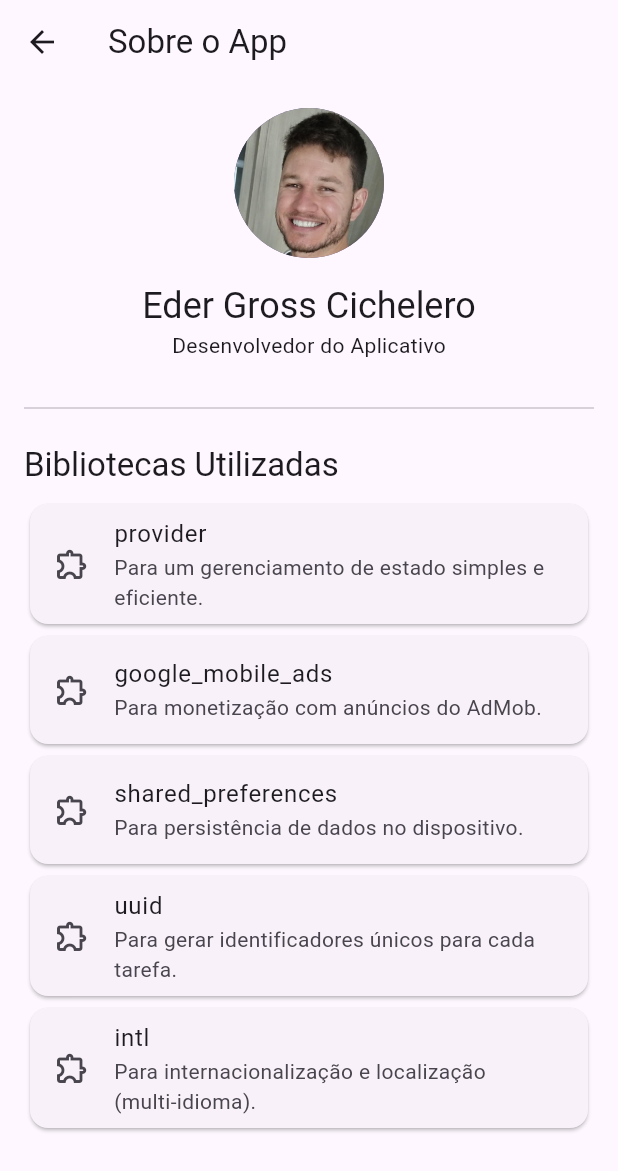
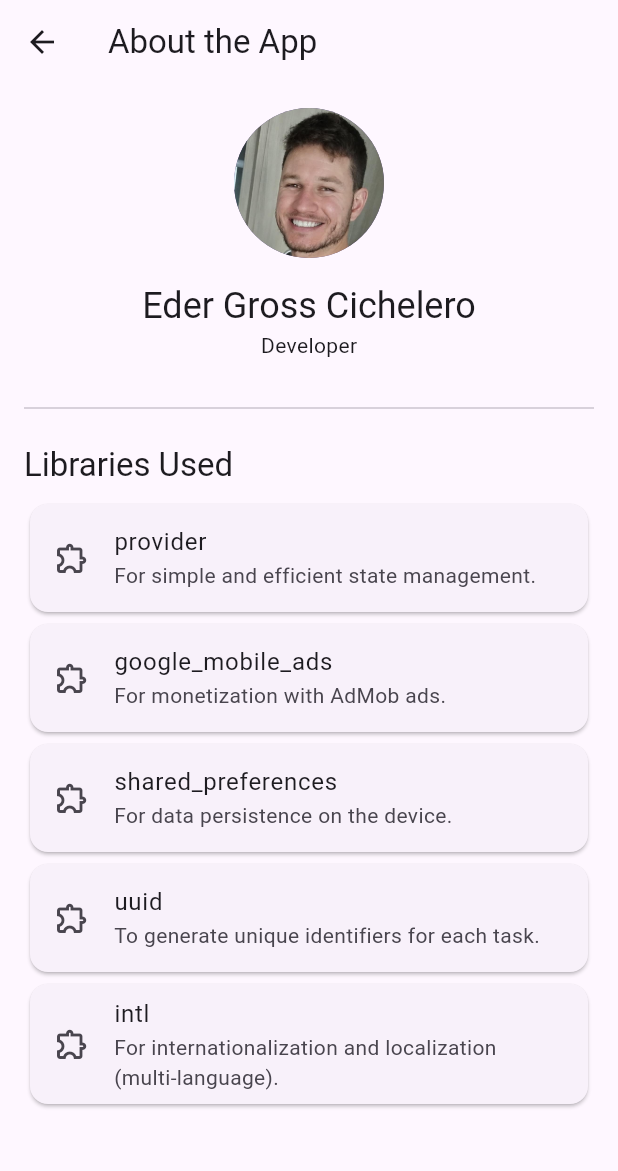
Before and after one commit to Hacerfak/todo, a Flutter app: the screen it shows after launch, after a tap on the "info outline" icon, on a phone screen of 412 x 824 dp. Shown: the top 1171 px of the screen. Run offline on Flutter 3.47's test engine with Material 3 defaults, Android fonts, the phone set to English and light mode, and no system bars; our stand-ins replace google_mobile_ads, shared_preferences; network calls fail.

Commit message:
Ajustes na exibição de anúncios e localização

```diff
--- a/lib/l10n/app_en.arb
+++ b/lib/l10n/app_en.arb
@@ -7,18 +7,25 @@
     "save": "Save",
     "cancel": "Cancel",
     "selectedItems": "selected",
-    "delete": "Delete",
     "deleteSelected": "Delete Selected",
-    "archive": "Archive",
     "archiveSelected": "Archive Selected",
     "viewArchived": "View Archived",
     "archiveCompleted": "Archive Completed",
-    "unarchive": "Unarchive",
     "unarchiveSelected": "Unarchive Selected",
     "noTasks": "No tasks here yet!",
     "noArchivedTasks": "No archived tasks.",
     "confirmDelete": "Confirm Deletion",
-    "confirmDeleteMessage": "Are you sure you want to delete the selected tasks?",
+    "confirmDeleteMessage": "Are you sure you want to delete the selected items?",
+    "confirmDeleteSingleMessage": "Are you sure you want to delete this task?",
     "yes": "Yes",
-    "no": "No"
+    "no": "No",
+    "aboutAppTitle": "About the App",
+    "aboutAppTooltip": "About the App",
+    "developerSubtitle": "Developer",
+    "librariesUsed": "Libraries Used",
+    "providerDescription": "For simple and efficient state management.",
+    "googleAdsDescription": "For monetization with AdMob ads.",
+    "sharedPrefsDescription": "For data persistence on the device.",
+    "uuidDescription": "To generate unique identifiers for each task.",
+    "intlDescription": "For internationalization and localization (multi-language)."
 }
--- a/lib/l10n/l10n.dart
+++ b/lib/l10n/l10n.dart
@@ -147,23 +147,11 @@ abstract class S {
   /// **'selected'**
   String get selectedItems;
 
-  /// No description provided for @delete.
-  ///
-  /// In en, this message translates to:
-  /// **'Delete'**
-  String get delete;
-
   /// No description provided for @deleteSelected.
   ///
   /// In en, this message translates to:
   /// **'Delete Selected'**
   String get deleteSelected;
-
-  /// No description provided for @archive.
-  ///
-  /// In en, this message translates to:
-  /// **'Archive'**
-  String get archive;
 
   /// No description provided for @archiveSelected.
   ///
@@ -182,12 +170,6 @@ abstract class S {
   /// In en, this message translates to:
   /// **'Archive Completed'**
   String get archiveCompleted;
-
-  /// No description provided for @unarchive.
-  ///
-  /// In en, this message translates to:
-  /// **'Unarchive'**
-  String get unarchive;
 
   /// No description provided for @unarchiveSelected.
   ///
@@ -216,8 +198,14 @@ abstract class S {
   /// No description provided for @confirmDeleteMessage.
   ///
   /// In en, this message translates to:
-  /// **'Are you sure you want to delete the selected tasks?'**
+  /// **'Are you sure you want to delete the selected items?'**
   String get confirmDeleteMessage;
+
+  /// No description provided for @confirmDeleteSingleMessage.
+  ///
+  /// In en, this message translates to:
+  /// **'Are you sure you want to delete this task?'**
+  String get confirmDeleteSingleMessage;
 
   /// No description provided for @yes.
   ///
@@ -230,6 +218,60 @@ abstract class S {
   /// In en, this message translates to:
   /// **'No'**
   String get no;
+
+  /// No description provided for @aboutAppTitle.
+  ///
+  /// In en, this message translates to:
+  /// **'About the App'**
+  String get aboutAppTitle;
+
+  /// No description provided for @aboutAppTooltip.
+  ///
+  /// In en, this message translates to:
+  /// **'About the App'**
+  String get aboutAppTooltip;
+
+  /// No description provided for @developerSubtitle.
+  ///
+  /// In en, this message translates to:
+  /// **'Developer'**
+  String get developerSubtitle;
+
+  /// No description provided for @librariesUsed.
+  ///
+  /// In en, this message translates to:
+  /// **'Libraries Used'**
+  String get librariesUsed;
+
+  /// No description provided for @providerDescription.
+  ///
+  /// In en, this message translates to:
+  /// **'For simple and efficient state management.'**
+  String get providerDescription;
+
+  /// No description provided for @googleAdsDescription.
+  ///
+  /// In en, this message translates to:
+  /// **'For monetization with AdMob ads.'**
+  String get googleAdsDescription;
+
+  /// No description provided for @sharedPrefsDescription.
+  ///
+  /// In en, this message translates to:
+  /// **'For data persistence on the device.'**
+  String get sharedPrefsDescription;
+
+  /// No description provided for @uuidDescription.
+  ///
+  /// In en, this message translates to:
+  /// **'To generate unique identifiers for each task.'**
+  String get uuidDescription;
+
+  /// No description provided for @intlDescription.
+  ///
+  /// In en, this message translates to:
+  /// **'For internationalization and localization (multi-language).'**
+  String get intlDescription;
 }
 
 class _SDelegate extends LocalizationsDelegate<S> {
--- a/lib/l10n/l10n_en.dart
+++ b/lib/l10n/l10n_en.dart
@@ -33,13 +33,7 @@ class SEn extends S {
   String get selectedItems => 'selected';
 
   @override
-  String get delete => 'Delete';
-
-  @override
   String get deleteSelected => 'Delete Selected';
-
-  @override
-  String get archive => 'Archive';
 
   @override
   String get archiveSelected => 'Archive Selected';
@@ -49,9 +43,6 @@ class SEn extends S {
 
   @override
   String get archiveCompleted => 'Archive Completed';
-
-  @override
-  String get unarchive => 'Unarchive';
 
   @override
   String get unarchiveSelected => 'Unarchive Selected';
@@ -67,11 +58,44 @@ class SEn extends S {
 
   @override
   String get confirmDeleteMessage =>
-      'Are you sure you want to delete the selected tasks?';
+      'Are you sure you want to delete the selected items?';
+
+  @override
+  String get confirmDeleteSingleMessage =>
+      'Are you sure you want to delete this task?';
 
   @override
   String get yes => 'Yes';
 
   @override
   String get no => 'No';
+
+  @override
+  String get aboutAppTitle => 'About the App';
+
+  @override
+  String get aboutAppTooltip => 'About the App';
+
+  @override
+  String get developerSubtitle => 'Developer';
+
+  @override
+  String get librariesUsed => 'Libraries Used';
+
+  @override
+  String get providerDescription =>
+      'For simple and efficient state management.';
+
+  @override
+  String get googleAdsDescription => 'For monetization with AdMob ads.';
+
+  @override
+  String get sharedPrefsDescription => 'For data persistence on the device.';
+
+  @override
+  String get uuidDescription => 'To generate unique identifiers for each task.';
+
+  @override
+  String get intlDescription =>
+      'For internationalization and localization (multi-language).';
 }
--- a/lib/screens/about_screen.dart
+++ b/lib/screens/about_screen.dart
@@ -1,23 +1,35 @@
 // lib/screens/about_screen.dart
 import 'package:flutter/material.dart';
+import '../widgets/adaptive_ad_banner.dart';
+// Importa o arquivo de localização
+import '../l10n/l10n.dart';
 
 class AboutScreen extends StatelessWidget {
   const AboutScreen({super.key});
 
   @override
   Widget build(BuildContext context) {
-    // Lista de bibliotecas usadas no projeto
+    // Objeto de localização
+    final local = S.of(context)!;
+
+    // Mapa de bibliotecas, agora usando as chaves de localização para as descrições
     final libraries = {
-      'provider': 'Para um gerenciamento de estado simples e eficiente.',
-      'google_mobile_ads': 'Para monetização com anúncios do AdMob.',
-      'shared_preferences': 'Para persistência de dados no dispositivo.',
-      'uuid': 'Para gerar identificadores únicos para cada tarefa.',
-      'intl': 'Para internacionalização e localização (multi-idioma).',
+      'provider': local.providerDescription,
+      'google_mobile_ads': local.googleAdsDescription,
+      'shared_preferences': local.sharedPrefsDescription,
+      'uuid': local.uuidDescription,
+      'intl': local.intlDescription,
     };
 
     return Scaffold(
-      appBar: AppBar(title: const Text('Sobre o App')),
-      body: ListView(
+      appBar: AppBar(
+        // #### ATUALIZADO ####
+        title: Text(local.aboutAppTitle),
+      ),
+      body: Column(
+        children: [
+          Expanded(
+            child: ListView(
               padding: const EdgeInsets.all(16.0),
               children: [
                 Center(
@@ -25,26 +37,25 @@ class AboutScreen extends StatelessWidget {
                     children: [
                       CircleAvatar(
                         radius: 50,
-                  // Use Image.asset para carregar a imagem do seu projeto
                         backgroundImage: AssetImage('assets/images/eu.jpg'),
-                  backgroundColor: Theme.of(
-                    context,
-                  ).primaryColor, // Cor de fundo se a imagem não carregar ou para preencher
+                        backgroundColor: Theme.of(context).primaryColor,
                       ),
                       const SizedBox(height: 16),
                       Text(
-                  'Eder Gross Cichelero',
+                        'Eder Gross Cichelero', // Seu nome pode permanecer fixo
                         style: Theme.of(context).textTheme.headlineSmall,
                       ),
-                const Text('Desenvolvedor do Aplicativo'),
+                      // #### ATUALIZADO ####
+                      Text(local.developerSubtitle),
                     ],
                   ),
                 ),
                 const SizedBox(height: 24),
                 const Divider(),
                 const SizedBox(height: 16),
+                // #### ATUALIZADO ####
                 Text(
-            'Bibliotecas Utilizadas',
+                  local.librariesUsed,
                   style: Theme.of(context).textTheme.titleLarge,
                 ),
                 const SizedBox(height: 8),
@@ -52,13 +63,19 @@ class AboutScreen extends StatelessWidget {
                   return Card(
                     child: ListTile(
                       leading: const Icon(Icons.extension_outlined),
-                title: Text(entry.key),
-                subtitle: Text(entry.value),
+                      title: Text(
+                        entry.key,
+                      ), // Nomes dos pacotes não são traduzidos
+                      subtitle: Text(entry.value), // Descrições são traduzidas
                     ),
                   );
                 }),
               ],
             ),
+          ),
+          const SafeArea(child: AdaptiveAdBannerWidget()),
+        ],
+      ),
     );
   }
 }
--- a/lib/screens/home_screen.dart
+++ b/lib/screens/home_screen.dart
@@ -1,10 +1,9 @@
-// lib/screens/home_screen.dart
 import 'package:flutter/material.dart';
 import 'package:provider/provider.dart';
 import '../models/task.dart';
 import '../providers/task_provider.dart';
 import '../widgets/task_tile.dart';
-import '../widgets/ad_banner.dart';
+import '../widgets/adaptive_ad_banner.dart';
 import 'archived_screen.dart';
 import 'about_screen.dart';
 import '../l10n/l10n.dart';
@@ -100,13 +99,20 @@ class HomeScreen extends StatelessWidget {
     }
   }
 
-  Future<bool> _showConfirmDialog(BuildContext context) async {
+  Future<bool> _showConfirmDialog(
+    BuildContext context, {
+    bool isSingleItem = false,
+  }) async {
     final local = S.of(context)!;
     final result = await showDialog<bool>(
       context: context,
       builder: (ctx) => AlertDialog(
         title: Text(local.confirmDelete),
-        content: Text(local.confirmDeleteMessage),
+        content: Text(
+          isSingleItem
+              ? local.confirmDeleteSingleMessage
+              : local.confirmDeleteMessage,
+        ),
         actions: [
           TextButton(
             child: Text(local.no),
@@ -119,7 +125,6 @@ class HomeScreen extends StatelessWidget {
         ],
       ),
     );
-    // Garante que o resultado nunca seja nulo, tratando como 'false' por padrão
     return result ?? false;
   }
 
@@ -138,12 +143,13 @@ class HomeScreen extends StatelessWidget {
         ),
         actions: _buildAppBarActions(context, taskProvider, local),
       ),
-      body: Column(
-        children: [
-          Expanded(
-            child: activeTasks.isEmpty
+      // O body agora contém apenas a lista, pois o banner foi movido.
+      body: activeTasks.isEmpty
           ? Center(child: Text(local.noTasks))
           : ListView.builder(
+              // Adicionamos um padding na parte inferior para garantir
+              // que o FAB não cubra o último item ao rolar.
+              padding: const EdgeInsets.only(bottom: 80),
               itemCount: activeTasks.length,
               itemBuilder: (context, index) {
                 final task = activeTasks[index];
@@ -163,36 +169,31 @@ class HomeScreen extends StatelessWidget {
                   ),
                   confirmDismiss: (direction) async {
                     if (direction == DismissDirection.startToEnd) {
-                            // Deslizar para Direita (Excluir)
-                            return await _showConfirmDialog(context);
+                      return await _showConfirmDialog(
+                        context,
+                        isSingleItem: true,
+                      );
                     }
-                          // Deslizar para Esquerda (Arquivar) não precisa de confirmação
                     return true;
                   },
-                        // ############### CORREÇÃO APLICADA AQUI ###############
                   onDismissed: (direction) {
-                          // Se a direção for da esquerda para a direita, EXCLUA
                     if (direction == DismissDirection.startToEnd) {
                       taskProvider.deleteTask(task.id);
-                          }
-                          // Senão (da direita para a esquerda), ARQUIVE
-                          else {
+                    } else {
                       taskProvider.archiveTask(task.id);
                     }
                   },
-                        // ######################################################
                   child: TaskTile(
                     task: task,
-                          onEdit: () =>
-                              _showTaskDialog(context, local, task: task),
+                    onEdit: () => _showTaskDialog(context, local, task: task),
                   ),
                 );
               },
             ),
-          ),
-          const AdBannerWidget(),
-        ],
-      ),
+      // #### MUDANÇA APLICADA AQUI ####
+      // Movemos o anúncio para a propriedade `bottomNavigationBar`.
+      // O Scaffold gerencia o layout para nós automaticamente.
+      bottomNavigationBar: const SafeArea(child: AdaptiveAdBannerWidget()),
       floatingActionButton: !taskProvider.isSelectionMode
           ? FloatingActionButton(
               onPressed: () => _showTaskDialog(context, local),
@@ -219,7 +220,10 @@ class HomeScreen extends StatelessWidget {
           icon: const Icon(Icons.delete),
           tooltip: local.deleteSelected,
           onPressed: () async {
-            final confirmed = await _showConfirmDialog(context);
+            final confirmed = await _showConfirmDialog(
+              context,
+              isSingleItem: false,
+            );
             if (confirmed) {
               provider.deleteSelectedTasks();
             }
@@ -234,7 +238,7 @@ class HomeScreen extends StatelessWidget {
       return [
         IconButton(
           icon: const Icon(Icons.info_outline),
-          tooltip: 'Sobre o App',
+          tooltip: local.aboutAppTooltip,
           onPressed: () {
             Navigator.push(
               context,
--- a/lib/widgets/ad_banner.dart
+++ /dev/null
@@ -1,63 +0,0 @@
-// lib/widgets/ad_banner.dart
-import 'package:flutter/material.dart';
-import 'package:google_mobile_ads/google_mobile_ads.dart';
-import 'dart:io';
-
-class AdBannerWidget extends StatefulWidget {
-  const AdBannerWidget({super.key});
-
-  @override
-  State<AdBannerWidget> createState() => _AdBannerWidgetState();
-}
-
-class _AdBannerWidgetState extends State<AdBannerWidget> {
-  BannerAd? _bannerAd;
-  bool _isAdLoaded = false;
-
-  // Use IDs de teste para evitar violar as políticas do AdMob durante o desenvolvimento
-  final String _adUnitId = Platform.isAndroid
-      ? 'ca-app-pub-4241608895500197/6122869496'
-      : 'ca-app-pub-4241608895500197/9108125480';
-
-  @override
-  void initState() {
-    super.initState();
-    _loadAd();
-  }
-
-  void _loadAd() {
-    _bannerAd = BannerAd(
-      adUnitId: _adUnitId,
-      request: const AdRequest(),
-      size: AdSize.banner,
-      listener: BannerAdListener(
-        onAdLoaded: (ad) {
-          setState(() {
-            _isAdLoaded = true;
-          });
-        },
-        onAdFailedToLoad: (ad, err) {
-          ad.dispose();
-        },
-      ),
-    )..load();
-  }
-
-  @override
-  void dispose() {
-    _bannerAd?.dispose();
-    super.dispose();
-  }
-
-  @override
-  Widget build(BuildContext context) {
-    if (_isAdLoaded && _bannerAd != null) {
-      return SizedBox(
-        width: _bannerAd!.size.width.toDouble(),
-        height: _bannerAd!.size.height.toDouble(),
-        child: AdWidget(ad: _bannerAd!),
-      );
-    }
-    return const SizedBox.shrink();
-  }
-}
--- /dev/null
+++ b/lib/widgets/adaptive_ad_banner.dart
@@ -0,0 +1,81 @@
+// lib/widgets/adaptive_ad_banner.dart
+import 'package:flutter/material.dart';
+import 'package:google_mobile_ads/google_mobile_ads.dart';
+import 'dart:io';
+
+class AdaptiveAdBannerWidget extends StatefulWidget {
+  const AdaptiveAdBannerWidget({super.key});
+
+  @override
+  State<AdaptiveAdBannerWidget> createState() => _AdaptiveAdBannerWidgetState();
+}
+
+class _AdaptiveAdBannerWidgetState extends State<AdaptiveAdBannerWidget> {
+  BannerAd? _bannerAd;
+  bool _isAdLoaded = false;
+
+  // IDs de teste do AdMob. Lembre-se de trocá-los pelos seus IDs reais em produção.
+  final adUnitId = Platform.isAndroid
+      ? 'ca-app-pub-4241608895500197/6122869496'
+      : 'ca-app-pub-4241608895500197/9108125480';
+
+  @override
+  void didChangeDependencies() {
+    super.didChangeDependencies();
+    _loadAd();
+  }
+
+  Future<void> _loadAd() async {
+    // Se um anúncio já está carregado, não faz nada.
+    if (_isAdLoaded) {
+      return;
+    }
+
+    // Pega a largura da tela atual.
+    final AnchoredAdaptiveBannerAdSize? size =
+        await AdSize.getCurrentOrientationAnchoredAdaptiveBannerAdSize(
+          MediaQuery.of(context).size.width.truncate(),
+        );
+
+    if (size == null) {
+      // Se não conseguir obter o tamanho, não carrega o anúncio.
+      return;
+    }
+
+    _bannerAd = BannerAd(
+      adUnitId: adUnitId,
+      request: const AdRequest(),
+      size: size,
+      listener: BannerAdListener(
+        onAdLoaded: (ad) {
+          setState(() {
+            _bannerAd = ad as BannerAd;
+            _isAdLoaded = true;
+          });
+        },
+        onAdFailedToLoad: (ad, err) {
+          ad.dispose();
+        },
+      ),
+    )..load();
+  }
+
+  @override
+  void dispose() {
+    _bannerAd?.dispose();
+    super.dispose();
+  }
+
+  @override
+  Widget build(BuildContext context) {
+    if (_isAdLoaded && _bannerAd != null) {
+      return SizedBox(
+        width: _bannerAd!.size.width.toDouble(),
+        height: _bannerAd!.size.height.toDouble(),
+        child: AdWidget(ad: _bannerAd!),
+      );
+    }
+    // Se o anúncio não carregou, retorna um container vazio.
+    return const SizedBox.shrink();
+  }
+}
```
Also changed, not shown: lib/l10n/app_es.arb (+12 -5 lines), lib/l10n/app_pt.arb (+12 -5 lines), lib/l10n/l10n_es.dart (+36 -10 lines), lib/l10n/l10n_pt.dart (+36 -10 lines). Lines whose indentation alone changed are shown as unchanged.
